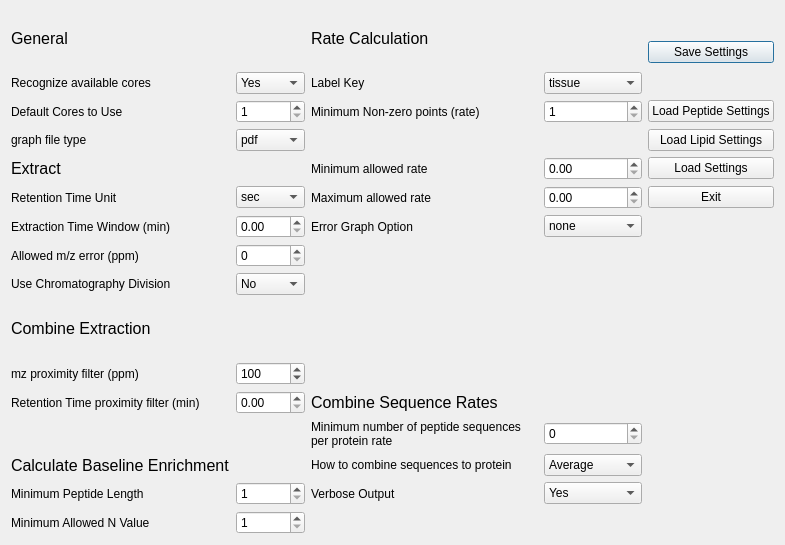
Before: the Qt Designer form ui_files/Settings_Menu.ui in JC-Price/DeuteRater, drawn with Qt 5.
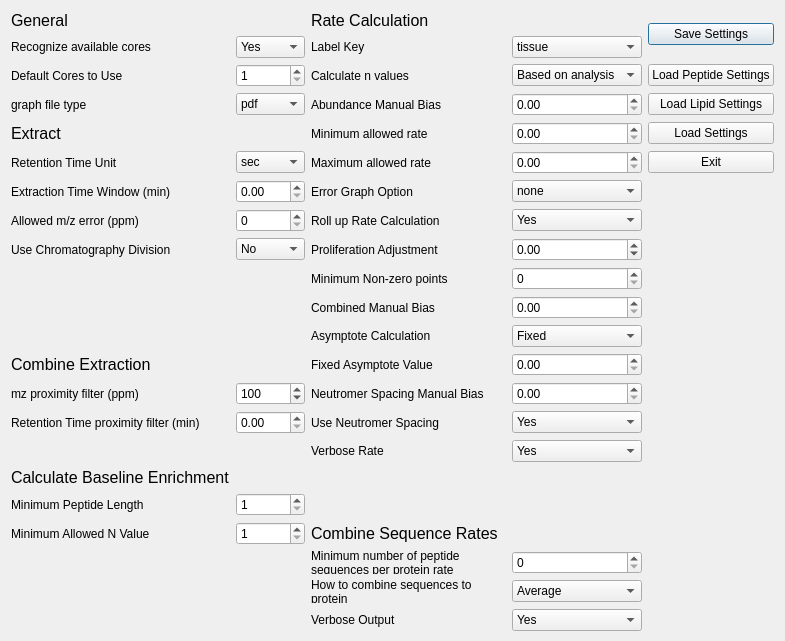
After: the same form once the commit is applied.

Commit message: Adjusted settings menu gui

Diff of the .ui file:
```diff
--- a/ui_files/Settings_Menu.ui
+++ b/ui_files/Settings_Menu.ui
@@ -7,7 +7,7 @@
     <x>0</x>
     <y>0</y>
     <width>785</width>
-    <height>545</height>
+    <height>600</height>
    </rect>
   </property>
   <property name="windowTitle">
@@ -41,7 +41,7 @@
      </property>
     </widget>
    </item>
-   <item row="17" column="2">
+   <item row="21" column="2">
     <widget class="QLabel" name="label_43">
      <property name="text">
       <string>Verbose Output</string>
@@ -54,7 +54,7 @@
    <item row="14" column="1">
     <widget class="QDoubleSpinBox" name="rt_prox_filter"/>
    </item>
-   <item row="15" column="2">
+   <item row="19" column="2">
     <widget class="QLabel" name="label_32">
      <property name="text">
       <string>Minimum number of peptide sequences per protein rate</string>
@@ -64,7 +64,7 @@
      </property>
     </widget>
    </item>
-   <item row="15" column="3">
+   <item row="19" column="3">
     <widget class="QSpinBox" name="minimum_sequences_to_combine_for_protein_rate"/>
    </item>
    <item row="16" column="0">
@@ -86,7 +86,7 @@
      </property>
     </widget>
    </item>
-   <item row="17" column="3">
+   <item row="21" column="3">
     <widget class="QComboBox" name="verbose_output">
      <item>
       <property name="text">
@@ -107,7 +107,7 @@
      </property>
     </widget>
    </item>
-   <item row="16" column="2">
+   <item row="20" column="2">
     <widget class="QLabel" name="label_42">
      <property name="text">
       <string>How to combine sequences to protein</string>
@@ -117,7 +117,7 @@
      </property>
     </widget>
    </item>
-   <item row="16" column="3">
+   <item row="20" column="3">
     <widget class="QComboBox" name="protein_roll_up_type">
      <item>
       <property name="text">
@@ -272,6 +272,270 @@
      </property>
     </widget>
    </item>
+      <item row="3" column="2">
+    <widget class="QLabel" name="label_1">
+     <property name="text">
+      <string>Abundance Manual Bias</string>
+     </property>
+     <property name="scaledContents">
+      <bool>false</bool>
+     </property>
+     <property name="wordWrap">
+      <bool>true</bool>
+     </property>
+    </widget>
+   </item>
+   <item row="3" column="3">
+    <widget class="QDoubleSpinBox" name="abund_manual_bias">
+     <property name="maximum">
+      <double>1.000000000000000</double>
+     </property>
+     <property name="singleStep">
+      <double>0.050000000000000</double>
+     </property>
+    </widget>
+   </item>
+   <item row="11" column="2">
+    <widget class="QLabel" name="label_15">
+     <property name="text">
+      <string>Asymptote Calculation</string>
+     </property>
+     <property name="scaledContents">
+      <bool>false</bool>
+     </property>
+     <property name="wordWrap">
+      <bool>true</bool>
+     </property>
+    </widget>
+   </item>
+   <item row="11" column="3">
+    <widget class="QComboBox" name="asymptope_type">
+     <item>
+      <property name="text">
+       <string>Fixed</string>
+      </property>
+     </item>
+     <item>
+      <property name="text">
+       <string>Variable</string>
+      </property>
+     </item>
+    </widget>
+   </item>
+   <item row="12" column="2">
+    <widget class="QLabel" name="label_16">
+     <property name="text">
+      <string>Fixed Asymptote Value</string>
+     </property>
+     <property name="scaledContents">
+      <bool>false</bool>
+     </property>
+     <property name="wordWrap">
+      <bool>true</bool>
+     </property>
+    </widget>
+   </item>
+   <item row="12" column="3">
+    <widget class="QDoubleSpinBox" name="fixed_asymptote_value">
+     <property name="minimum">
+      <double>0.000000000000000</double>
+     </property>
+     <property name="maximum">
+      <double>10.000000000000000</double>
+     </property>
+     <property name="singleStep">
+      <double>0.050000000000000</double>
+     </property>
+    </widget>
+   </item>
+   <item row="10" column="2">
+    <widget class="QLabel" name="label_12">
+     <property name="text">
+      <string>Combined Manual Bias</string>
+     </property>
+     <property name="scaledContents">
+      <bool>false</bool>
+     </property>
+     <property name="wordWrap">
+      <bool>true</bool>
+     </property>
+    </widget>
+   </item>
+   <item row="10" column="3">
+    <widget class="QDoubleSpinBox" name="combined_manual_bias">
+     <property name="maximum">
+      <double>1.000000000000000</double>
+     </property>
+     <property name="singleStep">
+      <double>0.050000000000000</double>
+     </property>
+    </widget>
+   </item>
+      <item row="9" column="2">
+    <widget class="QLabel" name="label_26">
+     <property name="text">
+      <string>Minimum Non-zero points</string>
+     </property>
+     <property name="scaledContents">
+      <bool>false</bool>
+     </property>
+     <property name="wordWrap">
+      <bool>true</bool>
+     </property>
+    </widget>
+   </item>
+   <item row="9" column="3">
+    <widget class="QSpinBox" name="minimum_nonzero_points"/>
+   </item>
+      <item row="8" column="2">
+    <widget class="QLabel" name="label_14">
+     <property name="text">
+      <string>Proliferation Adjustment</string>
+     </property>
+     <property name="scaledContents">
+      <bool>false</bool>
+     </property>
+     <property name="wordWrap">
+      <bool>true</bool>
+     </property>
+    </widget>
+   </item>
+   <item row="7" column="2">
+    <widget class="QLabel" name="label_17">
+     <property name="text">
+      <string>Roll up Rate Calculation</string>
+     </property>
+     <property name="scaledContents">
+      <bool>false</bool>
+     </property>
+     <property name="wordWrap">
+      <bool>true</bool>
+     </property>
+    </widget>
+   </item>
+   <item row="7" column="3">
+    <widget class="QComboBox" name="roll_up_option">
+     <item>
+      <property name="text">
+       <string>Yes</string>
+      </property>
+     </item>
+     <item>
+      <property name="text">
+       <string>No</string>
+      </property>
+     </item>
+    </widget>
+   </item>
+   <item row="8" column="3">
+    <widget class="QDoubleSpinBox" name="proliferation_adjustment">
+     <property name="minimum">
+      <double>-0.500000000000000</double>
+     </property>
+     <property name="maximum">
+      <double>1.000000000000000</double>
+     </property>
+     <property name="singleStep">
+      <double>0.050000000000000</double>
+     </property>
+    </widget>
+   </item>
+   <item row="13" column="2">
+    <widget class="QLabel" name="label_2">
+     <property name="text">
+      <string>Neutromer Spacing Manual Bias</string>
+     </property>
+     <property name="scaledContents">
+      <bool>false</bool>
+     </property>
+     <property name="wordWrap">
+      <bool>true</bool>
+     </property>
+    </widget>
+   </item>
+   <item row="13" column="3">
+    <widget class="QDoubleSpinBox" name="spacing_manual_bias">
+     <property name="maximum">
+      <double>1.000000000000000</double>
+     </property>
+     <property name="singleStep">
+      <double>0.050000000000000</double>
+     </property>
+    </widget>
+   </item>
+      <item row="2" column="2">
+    <widget class="QLabel" name="label_8">
+     <property name="text">
+      <string>Calculate n values</string>
+     </property>
+     <property name="scaledContents">
+      <bool>false</bool>
+     </property>
+     <property name="wordWrap">
+      <bool>true</bool>
+     </property>
+    </widget>
+   </item>
+   <item row="2" column="3">
+    <widget class="QComboBox" name="calculate_n_values">
+     <item>
+      <property name="text">
+       <string>Based on analysis</string>
+      </property>
+     </item>
+    </widget>
+   </item>
+   <item row="14" column="2">
+    <widget class="QLabel" name="label_3">
+     <property name="text">
+      <string>Use Neutromer Spacing</string>
+     </property>
+     <property name="scaledContents">
+      <bool>false</bool>
+     </property>
+     <property name="wordWrap">
+      <bool>true</bool>
+     </property>
+    </widget>
+   </item>
+   <item row="14" column="3">
+    <widget class="QComboBox" name="use_neutromer_spacing">
+     <item>
+      <property name="text">
+       <string>Yes</string>
+      </property>
+     </item>
+     <item>
+      <property name="text">
+       <string>No</string>
+      </property>
+     </item>
+    </widget>
+   </item>
+   <item row="15" column="2">
+    <widget class="QLabel" name="label_28">
+     <property name="text">
+      <string>Verbose Rate</string>
+     </property>
+     <property name="wordWrap">
+      <bool>true</bool>
+     </property>
+    </widget>
+   </item>
+   <item row="15" column="3">
+    <widget class="QComboBox" name="verbose_rate">
+     <item>
+      <property name="text">
+       <string>Yes</string>
+      </property>
+     </item>
+     <item>
+      <property name="text">
+       <string>No</string>
+      </property>
+     </item>
+    </widget>
+   </item>
    <item row="12" column="0">
     <widget class="QLabel" name="label_10">
      <property name="sizePolicy">
@@ -290,7 +554,7 @@
      </property>
     </widget>
    </item>
-   <item row="14" column="2" colspan="2">
+   <item row="18" column="2" colspan="2">
     <widget class="QLabel" name="label_11">
      <property name="font">
       <font>
@@ -344,23 +608,7 @@
      </item>
     </widget>
    </item>
-   <item row="2" column="2">
-    <widget class="QLabel" name="label_26">
-     <property name="text">
-      <string>Minimum Non-zero points (rate)</string>
-     </property>
-     <property name="wordWrap">
-      <bool>true</bool>
-     </property>
-    </widget>
-   </item>
-   <item row="2" column="3">
-    <widget class="QSpinBox" name="minimum_nonzero_points_rate">
-     <property name="minimum">
-      <number>1</number>
-     </property>
-    </widget>
-   </item>
+
    <item row="4" column="2">
     <widget class="QLabel" name="label_29">
      <property name="text">
```
The commit also changes 2 other files.
